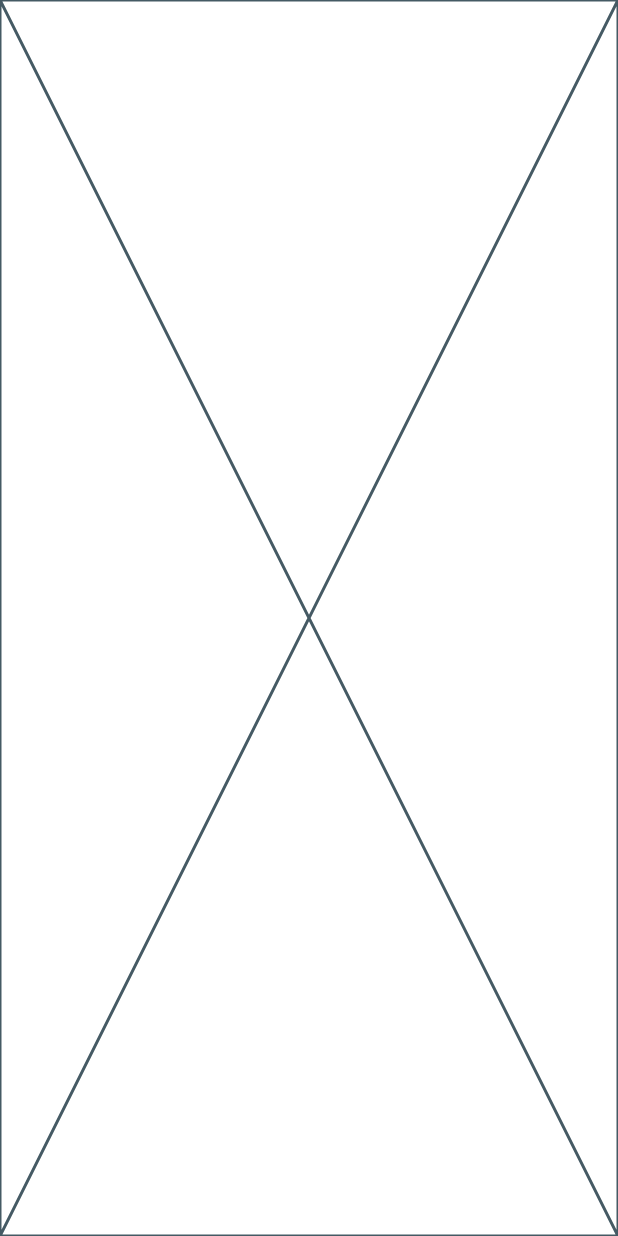
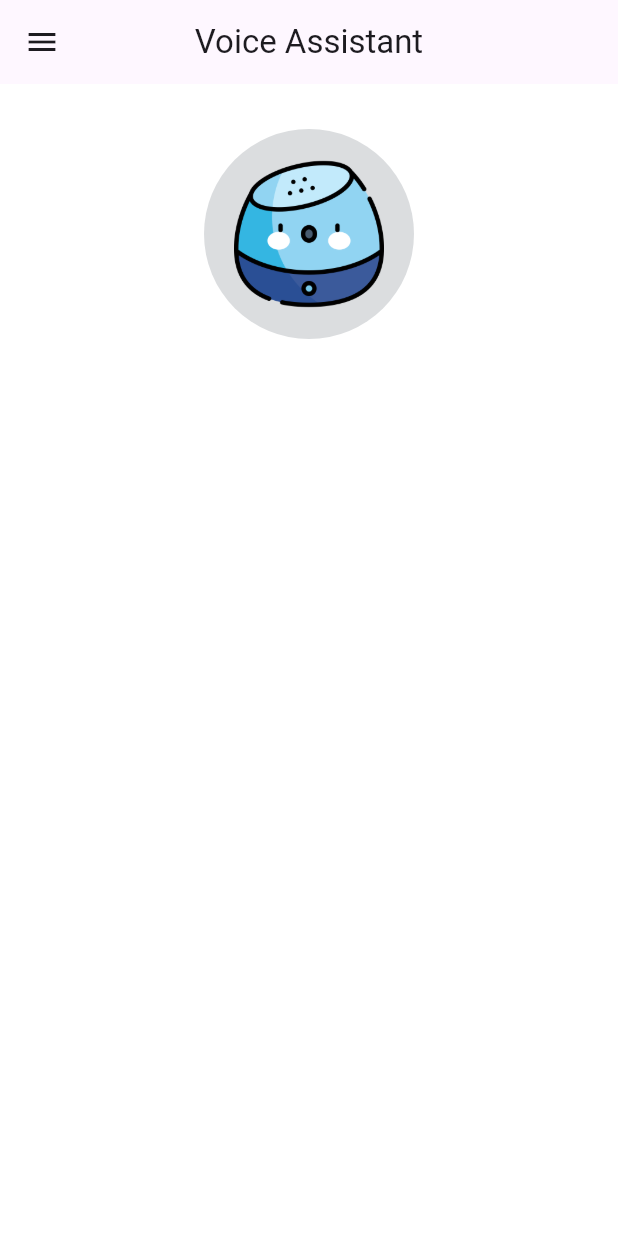
Before and after one commit to rishirizz/voice_assistant_app, a Flutter app: the screen it shows after launch, on a phone screen of 412 x 824 dp. Run offline on Flutter 3.47's test engine with Material 3 defaults, Android fonts, the light colour scheme and no system bars.

Commit message:
refactored voice assistant image.

```diff
--- a/lib/main.dart
+++ b/lib/main.dart
@@ -1,5 +1,6 @@
 import 'package:flutter/material.dart';
 import 'package:voice_assistant_app/screens/home_screen.dart';
+import 'package:voice_assistant_app/utils/colors.dart';
 
 void main() {
   runApp(const MyApp());
@@ -11,10 +12,12 @@
   @override
   Widget build(BuildContext context) {
     return MaterialApp(
+      debugShowCheckedModeBanner: false,
       title: 'Voice Assistant App',
-      theme: ThemeData(
-        colorScheme: ColorScheme.fromSeed(seedColor: Colors.deepPurple),
+      theme: ThemeData.light(
         useMaterial3: true,
+      ).copyWith(
+        scaffoldBackgroundColor: AppColor.whiteColor,
       ),
       home: const HomeScreen(),
     );
--- a/lib/screens/home_screen.dart
+++ b/lib/screens/home_screen.dart
@@ -1,4 +1,7 @@
 import 'package:flutter/material.dart';
+import 'package:voice_assistant_app/utils/colors.dart';
+
+import '../widgets/voice_assistant.dart';
 
 class HomeScreen extends StatefulWidget {
   const HomeScreen({super.key});
@@ -10,6 +13,31 @@ class HomeScreen extends StatefulWidget {
 class _HomeScreenState extends State<HomeScreen> {
   @override
   Widget build(BuildContext context) {
-    return const Placeholder();
+    return Scaffold(
+      appBar: AppBar(
+        centerTitle: true,
+        title: const Text(
+          'Voice Assistant',
+        ),
+        leading: const Icon(
+          Icons.menu,
+        ),
+      ),
+      body: SafeArea(
+        child: Padding(
+          padding: const EdgeInsets.symmetric(
+            horizontal: 20,
+            vertical: 30,
+          ).copyWith(
+            bottom: 0,
+          ),
+          child: const Column(
+            children: [
+              VoiceAssistant(),
+            ],
+          ),
+        ),
+      ),
+    );
   }
 }
--- /dev/null
+++ b/lib/utils/colors.dart
@@ -0,0 +1,14 @@
+import 'package:flutter/material.dart';
+
+class AppColor {
+  static const Color mainFontColor = Color.fromRGBO(19, 61, 95, 1);
+  static const Color firstSuggestionBoxColor = Color.fromRGBO(165, 231, 244, 1);
+  static const Color secondSuggestionBoxColor =
+      Color.fromRGBO(157, 202, 235, 1);
+  static const Color thirdSuggestionBoxColor = Color.fromRGBO(162, 238, 239, 1);
+  static const Color assistantCircleColor = Color.fromRGBO(209, 243, 249, 1);
+  static const Color borderColor = Color.fromRGBO(200, 200, 200, 1);
+  static const Color blackColor = Colors.black;
+  static const Color whiteColor = Colors.white;
+  static const assistantBGColor = Color.fromARGB(255, 219, 221, 223);
+}
--- /dev/null
+++ b/lib/widgets/voice_assistant.dart
@@ -0,0 +1,24 @@
+import 'package:flutter/material.dart';
+
+import '../utils/colors.dart';
+
+class VoiceAssistant extends StatelessWidget {
+  const VoiceAssistant({
+    super.key,
+  });
+
+  @override
+  Widget build(BuildContext context) {
+    return Center(
+      child: CircleAvatar(
+        backgroundColor: AppColor.assistantBGColor,
+        radius: 70,
+        child: Image.asset(
+          'assets/images/voice-assistant.png',
+          height: 100,
+          width: 100,
+        ),
+      ),
+    );
+  }
+}
```
